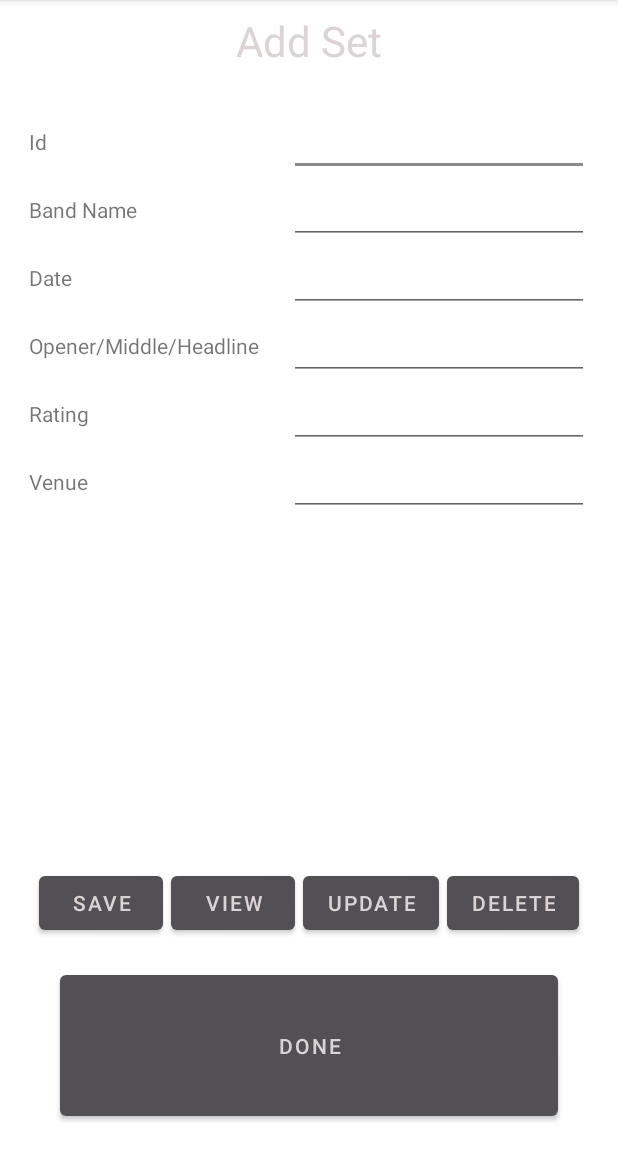
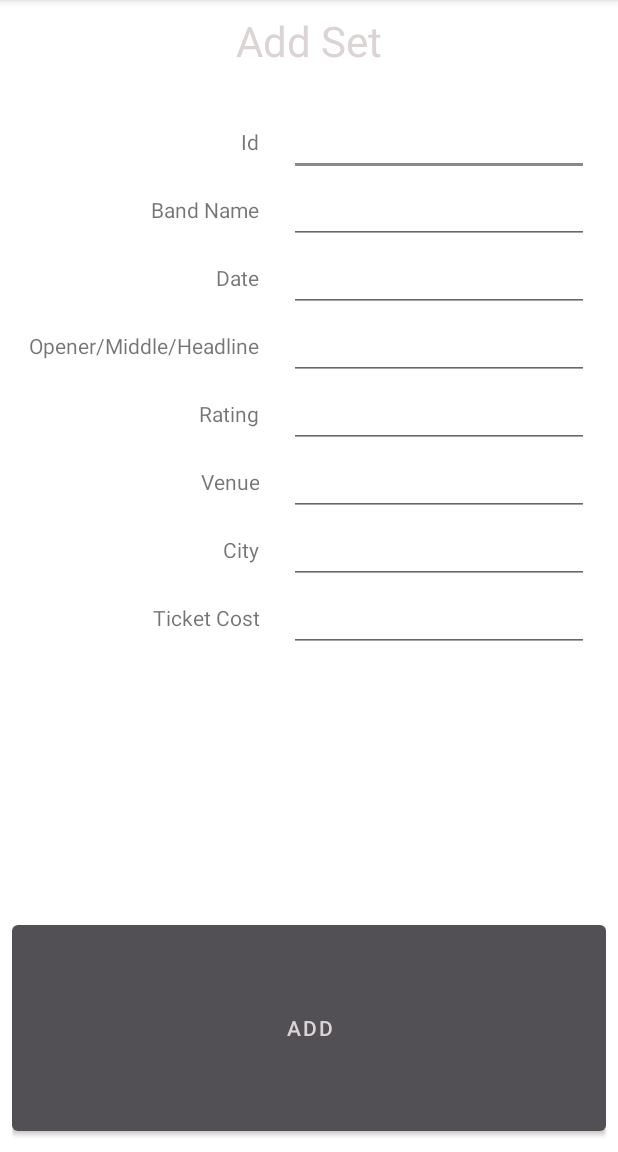
Before and after one commit to DrewsAwesomeCode/BandTrack, an Android app: the AddSetActivity screen opened directly, with no data from a screen before it, on a phone screen of 412 x 824 dp, the part 84-1236 px from its top. Run offline under Robolectric (Android 15) with nearby library versions, the phone set to English and light mode, and no system bars.

Commit message:
Sorted layout cards Removed unnecessary buttons from AddSetActivity

```diff
--- a/app/src/main/java/com/example/bandtrack/BandsFragment.kt
+++ b/app/src/main/java/com/example/bandtrack/BandsFragment.kt
@@ -38,7 +38,7 @@ class BandsFragment() : Fragment() {
                     timesSeen = getTimesSeen,
                     averageScore = averageRating
                 )
-            }
+            }.sortedBy { it.bandName }
 
 
         view.recycler_view.layoutManager = LinearLayoutManager(activity)
--- a/app/src/main/java/com/example/bandtrack/SetsFragment.kt
+++ b/app/src/main/java/com/example/bandtrack/SetsFragment.kt
@@ -25,7 +25,7 @@ class SetsFragment() : Fragment() {
         val view = inflater.inflate(R.layout.fragment_sets, container, false)
 
         val databaseHandler: DatabaseHandler = DatabaseHandler(context, null)
-        val data = databaseHandler.viewSet()
+        val data = databaseHandler.viewSet().sortedBy { it.date }
 
         view.recycler_view.layoutManager = LinearLayoutManager(activity)
         view.recycler_view.adapter = SetRecAdapter(data)
--- a/app/src/main/res/layout/activity_add_set.xml
+++ b/app/src/main/res/layout/activity_add_set.xml
@@ -22,7 +22,7 @@
 
     <ScrollView
         android:layout_width="match_parent"
-        android:layout_height="900dp"
+        android:layout_height="400dp"
         android:layout_marginTop="18dp"
         android:layout_weight="1"
         android:scrollbars="none">
@@ -42,6 +42,7 @@
                     android:layout_width="wrap_content"
                     android:layout_height="wrap_content"
                     android:layout_column="1"
+                    android:gravity="right"
                     android:text="Id" />
 
                 <EditText
@@ -62,6 +63,7 @@
                     android:layout_width="wrap_content"
                     android:layout_height="wrap_content"
                     android:layout_column="1"
+                    android:gravity="right"
                     android:text="Band Name" />
 
                 <EditText
@@ -82,6 +84,7 @@
                     android:layout_width="wrap_content"
                     android:layout_height="wrap_content"
                     android:layout_column="1"
+                    android:gravity="right"
                     android:text="Date" />
 
                 <EditText
@@ -102,6 +105,7 @@
                     android:layout_width="wrap_content"
                     android:layout_height="wrap_content"
                     android:layout_column="1"
+                    android:gravity="right"
                     android:text="Opener/Middle/Headline" />
 
                 <EditText
@@ -122,6 +126,7 @@
                     android:layout_width="wrap_content"
                     android:layout_height="wrap_content"
                     android:layout_column="1"
+                    android:gravity="right"
                     android:text="Rating" />
 
                 <EditText
@@ -142,6 +147,7 @@
                     android:layout_width="wrap_content"
                     android:layout_height="wrap_content"
                     android:layout_column="1"
+                    android:gravity="right"
                     android:text="Venue" />
 
                 <EditText
@@ -162,6 +168,7 @@
                     android:layout_width="wrap_content"
                     android:layout_height="wrap_content"
                     android:layout_column="1"
+                    android:gravity="right"
                     android:text="City" />
 
                 <EditText
@@ -182,6 +189,7 @@
                     android:layout_width="wrap_content"
                     android:layout_height="wrap_content"
                     android:layout_column="1"
+                    android:gravity="right"
                     android:text="Ticket Cost" />
 
                 <EditText
@@ -196,75 +204,14 @@
         </TableLayout>
     </ScrollView>
 
-    <LinearLayout
-        android:layout_width="wrap_content"
-        android:layout_height="200sp"
-        android:layout_marginTop="20sp">
-
-        <ListView
-            android:id="@+id/listView"
-            android:layout_width="wrap_content"
-            android:layout_height="match_parent" />
-    </LinearLayout>
-
-    <LinearLayout
-        android:layout_width="wrap_content"
-        android:layout_height="wrap_content"
-        android:layout_gravity="center|center_horizontal|center_vertical"
-        android:layout_marginTop="12sp"
-        android:orientation="horizontal"
-        android:padding="8dp">
-
-        <Button
-            android:layout_width="match_parent"
-            android:layout_height="match_parent"
-            android:insetLeft="3dp"
-            android:insetRight="3dp"
-            android:onClick="saveRecord"
-            android:text="Save"
-            android:textColor="#DCD4D4" />
-
-        <Button
-            android:layout_width="match_parent"
-            android:layout_height="match_parent"
-            android:insetLeft="3dp"
-            android:insetRight="3dp"
-            android:onClick="viewRecord"
-            android:text="View"
-            android:textColor="#DCD4D4" />
-
-        <Button
-            android:layout_width="match_parent"
-            android:layout_height="match_parent"
-            android:insetLeft="3dp"
-            android:insetRight="3dp"
-            android:onClick="updateRecord"
-            android:text="Update"
-            android:textColor="#DCD4D4" />
-
-        <Button
-            android:layout_width="match_parent"
-            android:layout_height="match_parent"
-            android:insetLeft="3dp"
-            android:insetRight="3dp"
-            android:onClick="deleteRecord"
-            android:text="Delete"
-            android:textColor="#DCD4D4" />
-
-    </LinearLayout>
-
     <Button
         android:id="@+id/buttonSetDone"
         android:layout_width="match_parent"
-        android:layout_height="match_parent"
+        android:layout_height="2dp"
         android:layout_weight="1"
         android:gravity="center"
-        android:insetLeft="32dp"
-        android:insetTop="16dp"
-        android:insetRight="32dp"
-        android:insetBottom="16dp"
         android:onClick="finishedSet"
-        android:padding="2dp"
-        android:text="Done"
+        android:padding="16dp"
+        android:text="Add"
         android:textColor="#DCD4D4" />
 </LinearLayout>
```
Also changed, not shown: app/src/main/java/com/example/bandtrack/AddSetActivity.kt (+178 -148 lines).
